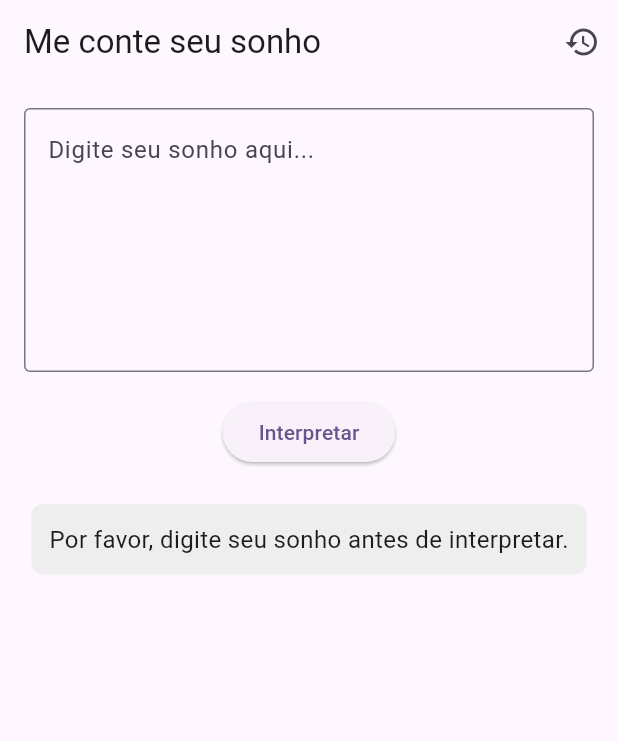
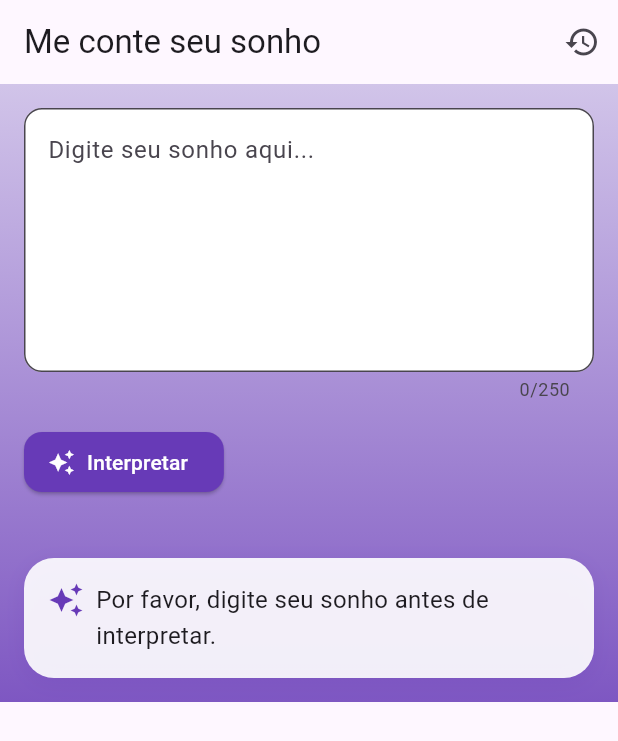
Before and after one commit to LuandxAguiar/Flutter-Significado-sonho, a Flutter app: the screen it shows after launch, after a tap on "Interpretar", on a phone screen of 412 x 824 dp. Shown: the top 741 px of the screen. Run offline on Flutter 3.47's test engine with Material 3 defaults, Android fonts, the phone set to English and light mode, and no system bars; our stand-ins replace cloud_firestore, firebase_auth, firebase_core; accounts and stored records are empty; network calls fail; statements that could not run were skipped.

Commit message:
Atualização
visando melhorias no código e escondendo a API KEY
na pasta onde esta o index.msj, crie um arquivo .env e coloque sua API KEY do OPEN AI

```diff
--- a/servidor-sonhos/package.json
+++ b/servidor-sonhos/package.json
@@ -12,6 +12,7 @@
   "dependencies": {
     "body-parser": "^2.2.0",
     "cors": "^2.8.5",
+    "dotenv": "^16.4.7",
     "express": "^5.1.0",
     "openai": "^4.91.0"
   }
--- a/significado_sonho/lib/main.dart
+++ b/significado_sonho/lib/main.dart
@@ -1,10 +1,11 @@
-
 import 'package:flutter/material.dart';
 import 'package:firebase_core/firebase_core.dart';
 import 'package:firebase_auth/firebase_auth.dart';
 import 'package:cloud_firestore/cloud_firestore.dart';
 import 'firebase_options.dart';
-import 'package:intl/intl.dart'; // 💡 Para formatar data/hora
+import 'package:intl/intl.dart';
+import 'package:http/http.dart' as http;
+import 'dart:convert';
 
 void main() async {
   WidgetsFlutterBinding.ensureInitialized();
@@ -39,6 +40,16 @@ class _InterpretadorDeSonhosState extends State<InterpretadorDeSonhos> {
   String? _resposta;
   bool _carregando = false;
 
+  Future<void> mostrarRespostaComEfeito(String respostaCompleta) async {
+    _resposta = '';
+    for (int i = 0; i < respostaCompleta.length; i++) {
+      await Future.delayed(Duration(milliseconds: 20));
+      setState(() {
+        _resposta = respostaCompleta.substring(0, i + 1);
+      });
+    }
+  }
+
   void interpretarSonho() async {
     final sonho = _controller.text.trim();
 
@@ -54,13 +65,18 @@ class _InterpretadorDeSonhosState extends State<InterpretadorDeSonhos> {
       _resposta = null;
     });
 
-    await Future.delayed(Duration(seconds: 2)); // Simula IA
-    final resposta = "Esse sonho pode indicar emoções profundas ou desejos não realizados.";
+    try {
+      final response = await http.post(
+        Uri.parse('http://localhost:3001/interpretar'), // troque por IP real se for celular
+        headers: {'Content-Type': 'application/json'},
+        body: jsonEncode({'sonho': sonho}),
+      );
 
-    setState(() {
-      _resposta = resposta;
-      _carregando = false;
-    });
+      if (response.statusCode == 200) {
+        final respostaJson = jsonDecode(response.body);
+        final resposta = respostaJson['resposta'];
+
+        await mostrarRespostaComEfeito(resposta);
 
         final uid = FirebaseAuth.instance.currentUser?.uid ?? "desconhecido";
 
@@ -70,6 +86,20 @@ class _InterpretadorDeSonhosState extends State<InterpretadorDeSonhos> {
           "resposta": resposta,
           "data": FieldValue.serverTimestamp(),
         });
+      } else {
+        setState(() {
+          _resposta = "Erro ao interpretar o sonho.";
+        });
+      }
+    } catch (e) {
+      setState(() {
+        _resposta = "Erro de conexão com o servidor.";
+      });
+    } finally {
+      setState(() {
+        _carregando = false;
+      });
+    }
   }
 
   void abrirHistorico() {
@@ -91,38 +121,84 @@ class _InterpretadorDeSonhosState extends State<InterpretadorDeSonhos> {
         ),
       ],
     ),
-      body: Padding(
+    body: SafeArea(
+      child: Container(
+        decoration: BoxDecoration(
+          gradient: LinearGradient(
+            colors: [Colors.deepPurple.shade100, Colors.deepPurple.shade400],
+            begin: Alignment.topCenter,
+            end: Alignment.bottomCenter,
+          ),
+        ),
+        child: SingleChildScrollView(
+          child: Padding(
             padding: const EdgeInsets.all(16.0),
             child: Column(
+              crossAxisAlignment: CrossAxisAlignment.start,
               children: [
                 TextField(
                   controller: _controller,
                   maxLines: 6,
+                  maxLength: 250,
                   decoration: InputDecoration(
                     hintText: "Digite seu sonho aqui...",
-                border: OutlineInputBorder(),
+                    filled: true,
+                    fillColor: Colors.white,
+                    border: OutlineInputBorder(
+                      borderRadius: BorderRadius.circular(12),
+                    ),
                   ),
                 ),
                 const SizedBox(height: 16),
-            ElevatedButton(
+                ElevatedButton.icon(
                   onPressed: _carregando ? null : interpretarSonho,
-              child: Text("Interpretar"),
+                  icon: Icon(Icons.auto_awesome),
+                  label: Text("Interpretar"),
+                  style: ElevatedButton.styleFrom(
+                    backgroundColor: Colors.deepPurple,
+                    foregroundColor: Colors.white,
+                    shape: RoundedRectangleBorder(
+                      borderRadius: BorderRadius.circular(12),
+                    ),
+                  ),
                 ),
                 const SizedBox(height: 24),
-            if (_carregando) CircularProgressIndicator(),
+                if (_carregando)
+                  Center(child: CircularProgressIndicator()),
                 if (_resposta != null && !_carregando)
                   Container(
-                padding: const EdgeInsets.all(12),
+                    width: double.infinity,
+                    padding: const EdgeInsets.all(16),
+                    margin: const EdgeInsets.only(top: 16),
                     decoration: BoxDecoration(
-                  color: Colors.grey[200],
-                  borderRadius: BorderRadius.circular(8),
+                      color: Colors.white.withOpacity(0.9),
+                      borderRadius: BorderRadius.circular(20),
+                      boxShadow: [
+                        BoxShadow(
+                          color: Colors.deepPurple.withOpacity(0.2),
+                          blurRadius: 12,
+                          offset: Offset(0, 4),
                         ),
+                      ],
+                    ),
+                    child: Row(
+                      crossAxisAlignment: CrossAxisAlignment.start,
+                      children: [
+                        Icon(Icons.auto_awesome, color: Colors.deepPurple),
+                        const SizedBox(width: 8),
+                        Expanded(
                           child: Text(
                             _resposta!,
-                  style: TextStyle(fontSize: 16),
+                            style: TextStyle(fontSize: 16, height: 1.5),
                           ),
                         ),
                       ],
+                    ),
+                  ),
+              ],
+            ),
+          ),
+        ),
       ),
     ),
   );
--- a/significado_sonho/pubspec.yaml
+++ b/significado_sonho/pubspec.yaml
@@ -8,6 +8,7 @@ environment:
 dependencies:
   flutter:
     sdk: flutter
+  http: ^0.13.6  # ou a versão mais atual
   firebase_core: ^2.24.2
   firebase_auth: ^4.16.0
   cloud_firestore: ^4.14.0
```
Also changed, not shown: servidor-sonhos/package-lock.json, significado_sonho/pubspec.lock, 1 other file. Lines whose indentation alone changed are shown as unchanged.
